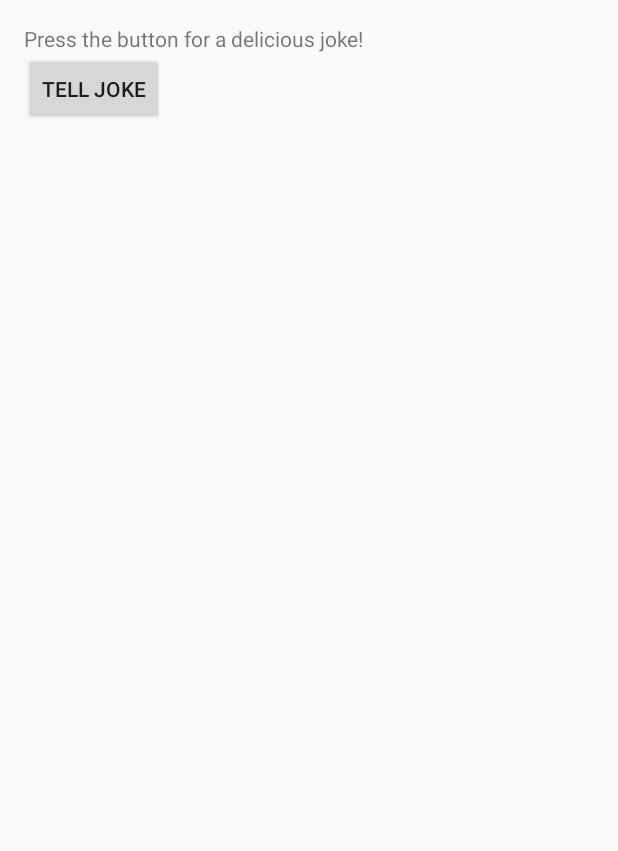
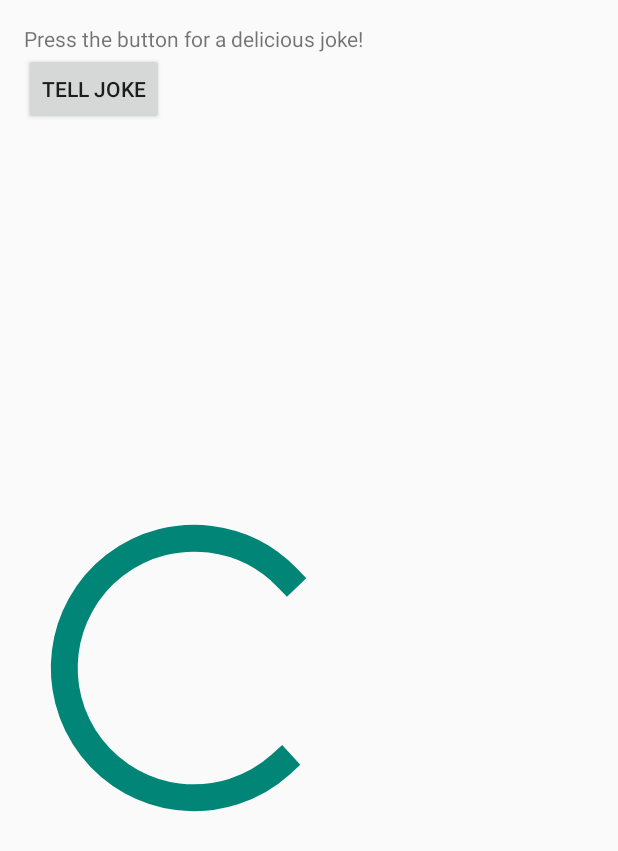
Before and after one commit to DerekMorrison59/FinalProject, an Android app: the layout fragment_main.xml on its own in the app's theme, with its tools: preview values and no code run, on a phone screen of 412 x 824 dp. Shown: the top 851 px of the screen. Run offline under Robolectric (Android 15) with nearby library versions, the phone set to English and light mode, and no system bars.

Commit message:
Added Loading Indicator

```diff
--- /dev/null
+++ b/app/src/main/res/drawable/circular_progress_bar.xml
@@ -0,0 +1,23 @@
+<?xml version="1.0" encoding="utf-8"?>
+<rotate
+    xmlns:android="http://schemas.android.com/apk/res/android"
+    android:fromDegrees="90"
+    android:pivotX="50%"
+    android:pivotY="50%"
+    android:toDegrees="360">
+
+    <shape
+        android:innerRadiusRatio="5"
+        android:shape="ring"
+        android:thicknessRatio="7.0">
+
+        <gradient
+            android:centerColor="@color/material_deep_teal_200"
+            android:endColor="@color/material_deep_teal_200"
+            android:startColor="@color/material_deep_teal_200"
+            android:angle="0"
+            android:type="sweep"
+            android:useLevel="false" />
+    </shape>
+
+</rotate>
--- a/app/src/main/res/layout/fragment_main.xml
+++ b/app/src/main/res/layout/fragment_main.xml
@@ -20,8 +20,19 @@
         android:layout_height="wrap_content"
         android:layout_below="@+id/instructions_text_view"
         android:text="@string/button_text"
-        android:id="@+id/jokeButton"
-        />
+        android:id="@+id/jokeButton" />
 
+    <ProgressBar
+        style="?android:attr/progressBarStyleLarge"
+        android:layout_width="wrap_content"
+        android:layout_height="wrap_content"
+        android:id="@+id/progressBar"
+        android:progressDrawable="@drawable/circular_progress_bar"
+        android:layout_below="@+id/jokeButton"
+        android:layout_alignRight="@+id/instructions_text_view"
+        android:layout_alignEnd="@+id/instructions_text_view"
+        android:layout_alignLeft="@+id/instructions_text_view"
+        android:layout_alignStart="@+id/instructions_text_view"
+        android:layout_alignParentBottom="true" />
 
 </RelativeLayout>
--- a/app/src/main/res/values/strings.xml
+++ b/app/src/main/res/values/strings.xml
@@ -4,4 +4,6 @@
     <string name="button_text">Tell Joke</string>
     <string name="action_settings">Settings</string>
     <string name="banner_ad_unit_id">ca-app-pub-3940256099942544/6300978111</string>
+    <string name="interstitial_ad_id">ca-app-pub-3940256099942544/1033173712</string>
+    <integer name="launch_delay_ms">750</integer>
 </resources>
```
Also changed, not shown: app/src/main/java/com/udacity/gradle/builditbigger/GetJokeAsyncTask.java (+15 -2 lines), 3 other files.
